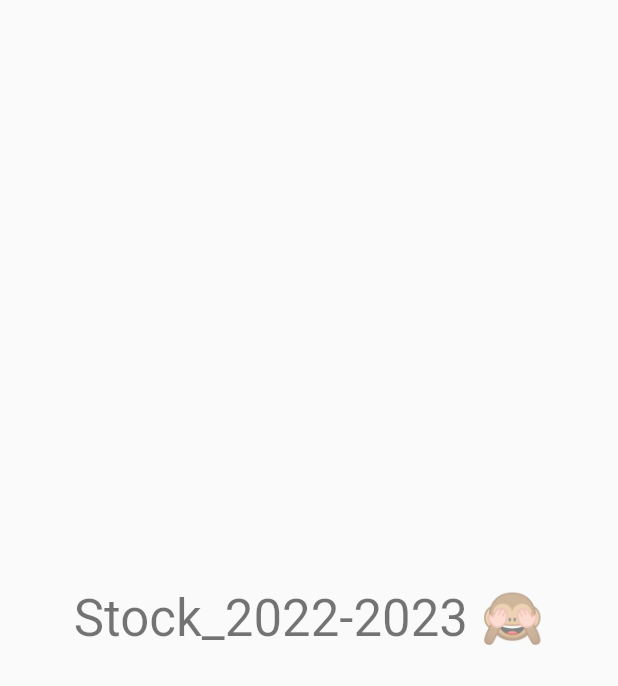
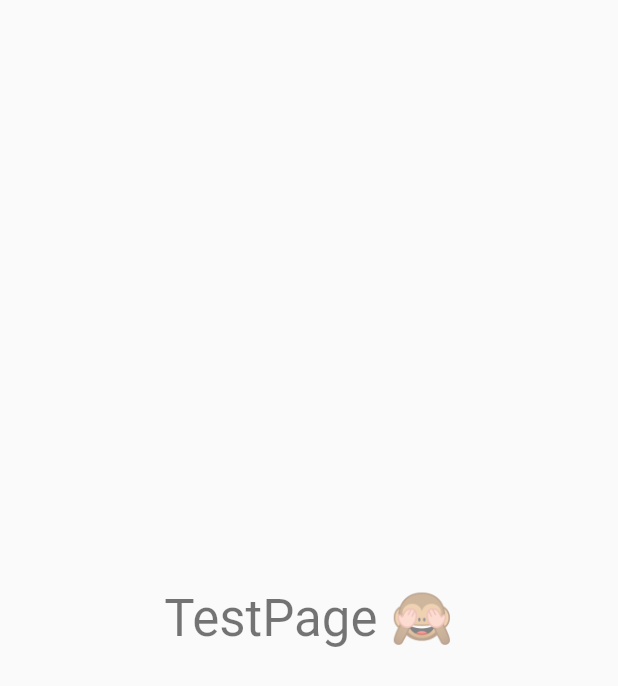
Before and after one commit to AyaAbdElmoneim158/Stock_2022-2023, a Flutter app: the screen it shows after launch, on a phone screen of 412 x 824 dp. Shown: the top 686 px of the screen. Run offline on Flutter 3.47's test engine with Material 2 defaults, Android fonts, the phone set to English and light mode, and no system bars; our stand-ins replace cloud_firestore, dio, firebase_auth, firebase_core, google_sign_in, shared_preferences; accounts and stored records are empty.

Commit message:
🚩 Add Utilities: ...... Add Routes

```diff
--- a/app/lib/main.dart
+++ b/app/lib/main.dart
@@ -1,11 +1,19 @@
 import 'package:app/firebase_options.dart';
+import 'package:app/shared/network/local/cache_helper.dart';
+import 'package:app/shared/network/remote/dio_helper.dart';
+import 'package:app/shared/router/router.dart';
+import 'package:app/shared/router/routes.dart';
 import 'package:firebase_core/firebase_core.dart';
 import 'package:flutter/material.dart';
 
 void main() async {
   WidgetsFlutterBinding.ensureInitialized();
-  //!~> Add Firebase ----------------------------------------------------------------->
+  //ToDo:~> Add Firebase ------------------------------------------------------>
   await Firebase.initializeApp(options: DefaultFirebaseOptions.currentPlatform);
+
+  //ToDo:~> Add Services.... Dio, cache ------------------------------------------------------>
+  DioHelper.init();
+  await CacheHelper.init();
 
   runApp(const MyApp());
 }
@@ -17,16 +25,14 @@ class MyApp extends StatelessWidget {
   Widget build(BuildContext context) {
     return MaterialApp(
       title: 'Flutter Demo',
+      debugShowCheckedModeBanner: false,
       theme: ThemeData(
         primarySwatch: Colors.blue,
       ),
-      home: Scaffold(
-          body: Center(
-        child: Text(
-          "Stock_2022-2023 🙈",
-          style: Theme.of(context).textTheme.headlineMedium,
-        ),
-      )),
+
+      //ToDo:~> Add Routes -------------------------------------------------------->
+      onGenerateRoute: onGenerate,
+      initialRoute: AppRoutes.testRoute,
     );
   }
 }
--- /dev/null
+++ b/app/lib/modules/test_page.dart
@@ -0,0 +1,16 @@
+import 'package:flutter/material.dart';
+
+class TestPage extends StatelessWidget {
+  const TestPage({super.key});
+
+  @override
+  Widget build(BuildContext context) {
+    return Scaffold(
+        body: Center(
+      child: Text(
+        "TestPage 🙈",
+        style: Theme.of(context).textTheme.headlineMedium,
+      ),
+    ));
+  }
+}
--- /dev/null
+++ b/app/lib/shared/router/router.dart
@@ -0,0 +1,12 @@
+import 'package:app/modules/test_page.dart';
+import 'package:app/shared/router/routes.dart';
+import 'package:flutter/cupertino.dart';
+
+Route<dynamic> onGenerate(RouteSettings settings) {
+  switch (settings.name) {
+    case AppRoutes.testRoute:
+    default:
+      return CupertinoPageRoute(
+          builder: (_) => const TestPage(), settings: settings);
+  }
+}
--- /dev/null
+++ b/app/lib/shared/router/routes.dart
@@ -0,0 +1,3 @@
+class AppRoutes {
+  static const String testRoute = "/";
+}
```
Also changed, not shown: 1 other file.
